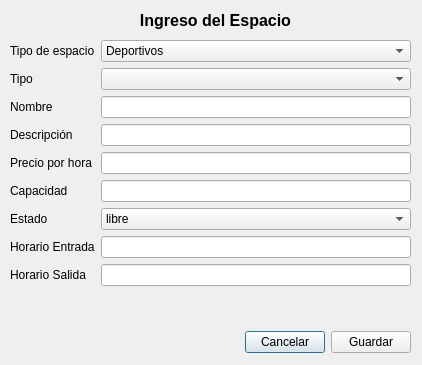
stsewd/polideportivo, file agregarespaciowindow.ui: the form before one commit.
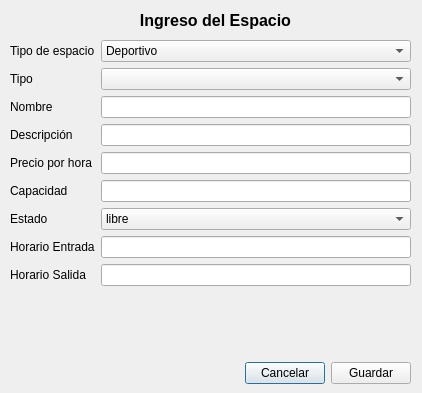
The form after the commit.

Patch:
```diff
--- a/agregarespaciowindow.ui
+++ b/agregarespaciowindow.ui
@@ -7,7 +7,7 @@
     <x>0</x>
     <y>0</y>
     <width>422</width>
-    <height>365</height>
+    <height>393</height>
    </rect>
   </property>
   <property name="windowTitle">
@@ -32,7 +32,7 @@
      <x>10</x>
      <y>40</y>
      <width>401</width>
-     <height>313</height>
+     <height>344</height>
     </rect>
    </property>
    <layout class="QVBoxLayout" name="verticalLayout">
@@ -49,7 +49,7 @@
        <widget class="QComboBox" name="cmbTipoEspacio">
         <item>
          <property name="text">
-          <string>Deportivos</string>
+          <string>Deportivo</string>
          </property>
         </item>
         <item>
```
Left out of the diff: 2 changed lines with no effect on the pictures.
